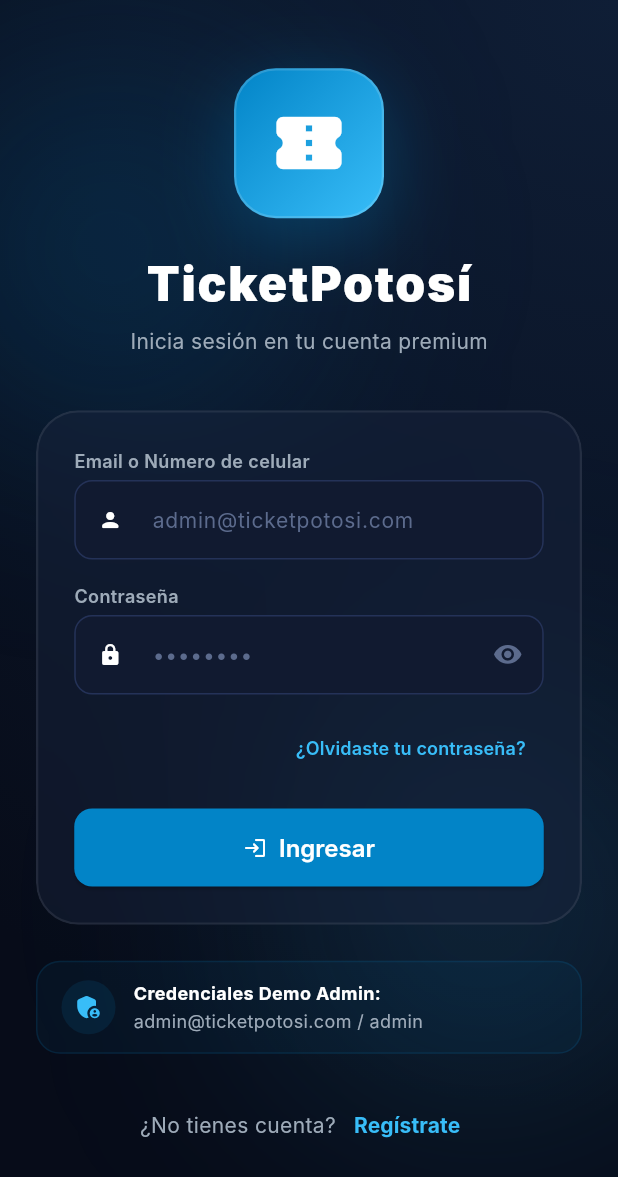
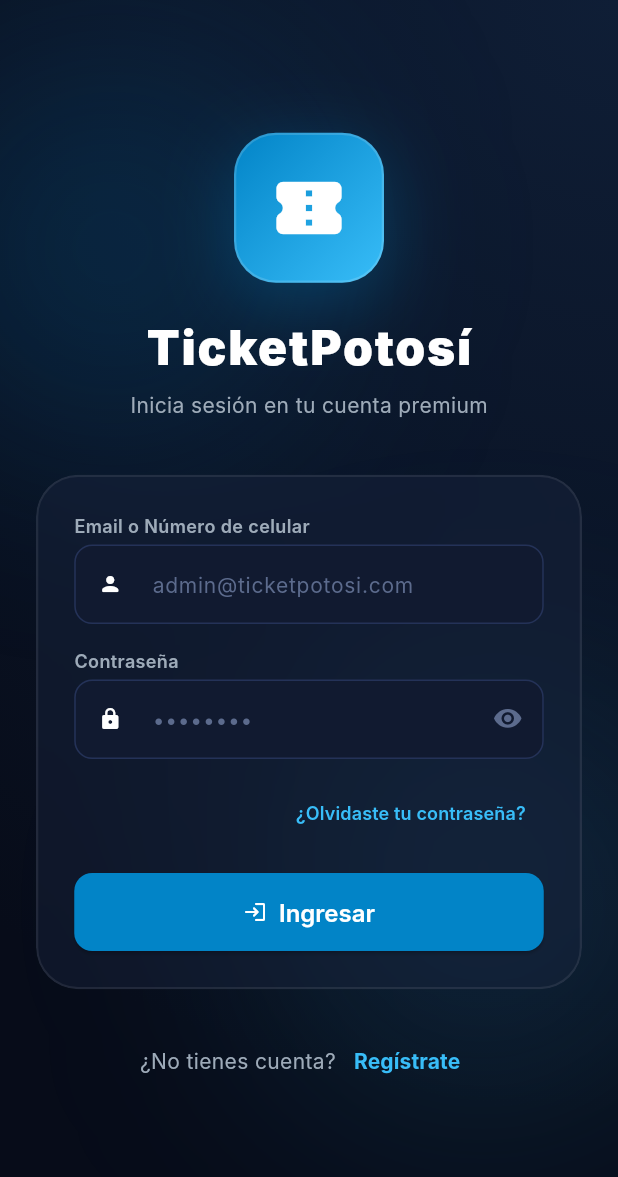
Before and after one commit to Alfred67605/Ticket, a Flutter app: the screen it shows after launch, on a phone screen of 412 x 824 dp. Shown: the top 1177 px of the screen. Run offline on Flutter 3.47's test engine with Material 3 defaults, Android fonts, the phone set to English and light mode, and no system bars; our stand-ins replace drift, fl_chart, google_generative_ai, image_picker, pdf, printing and 3 more; missing offline and left inert: mobile_scanner; accounts and stored records are empty; generated files the repository leaves out were written again; Roboto replaces fonts that are missing (Inter).

Commit message:
Fix null check crash on video player and remove demo credentials from login

```diff
--- a/lib/presentation/auth/login_screen.dart
+++ b/lib/presentation/auth/login_screen.dart
@@ -416,56 +416,6 @@ class _LoginScreenState extends State<LoginScreen> with SingleTickerProviderStat
                           ),
                           const SizedBox(height: 24),
 
-                          // Demo admin card helper
-                          Container(
-                            padding: const EdgeInsets.symmetric(horizontal: 16, vertical: 12),
-                            decoration: BoxDecoration(
-                              color: AppColors.primary.withOpacity(0.06),
-                              borderRadius: BorderRadius.circular(16),
-                              border: Border.all(color: AppColors.primary.withOpacity(0.15)),
-                            ),
-                            child: Row(
-                              children: [
-                                Container(
-                                  padding: const EdgeInsets.all(8),
-                                  decoration: BoxDecoration(
-                                    color: AppColors.primary.withOpacity(0.12),
-                                    shape: BoxShape.circle,
-                                  ),
-                                  child: const Icon(
-                                    Icons.admin_panel_settings_rounded,
-                                    color: AppColors.primaryLight,
-                                    size: 20,
-                                  ),
-                                ),
-                                const SizedBox(width: 12),
-                                Expanded(
-                                  child: Column(
-                                    crossAxisAlignment: CrossAxisAlignment.start,
-                                    children: [
-                                      Text(
-                                        'Credenciales Demo Admin:',
-                                        style: TextStyle(
-                                          color: isDark ? Colors.white : AppColors.textPrimaryLight,
-                                          fontSize: 12,
-                                          fontWeight: FontWeight.bold,
-                                        ),
-                                      ),
-                                      const SizedBox(height: 2),
-                                      Text(
-                                        'admin@ticketpotosi.com / admin',
-                                        style: TextStyle(
-                                          color: isDark ? AppColors.textSecondary : AppColors.textSecondaryLight,
-                                          fontSize: 12,
-                                        ),
-                                      ),
-                                    ],
-                                  ),
-                                ),
-                              ],
-                            ),
-                          ),
-                          const SizedBox(height: 24),
 
                           // Registrarse option
                           Row(
```
Also changed, not shown: lib/presentation/common/widgets/video_player_widget.dart (+57 -40 lines).
